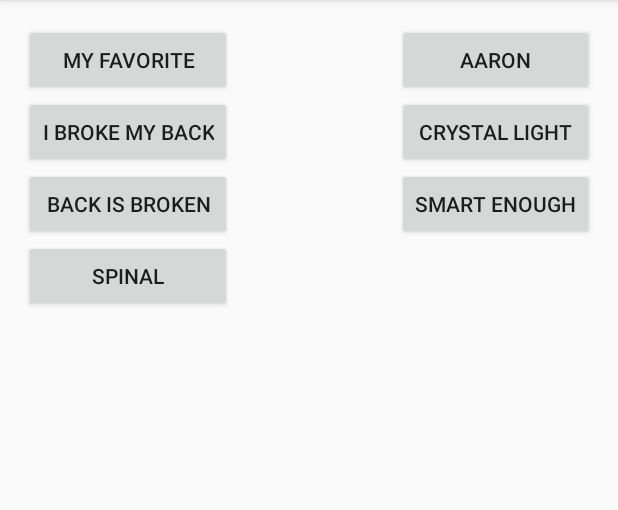
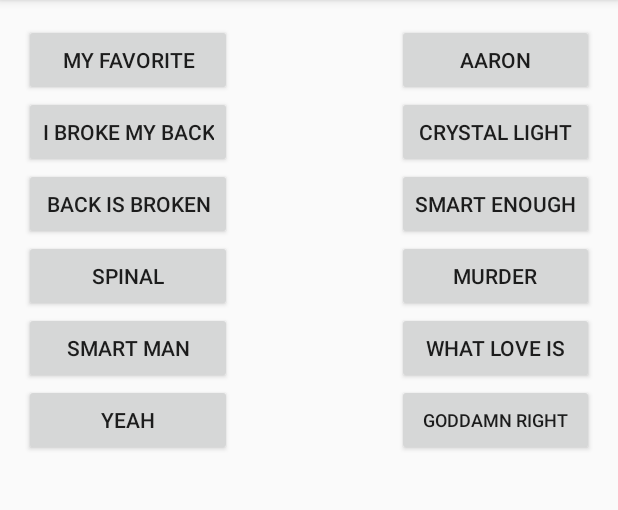
Before and after one commit to Unthrottled/soundbite, an Android app: the screen it shows after launch (MainActivity), after a tap on "AARON", on a phone screen of 412 x 824 dp, the part 84-594 px from its top. Run offline under Robolectric (Android 15) with nearby library versions, the phone set to English and light mode, and no system bars.

Commit message:
More Bites.

```diff
--- a/app/src/main/java/space/cyclic/reference/soundbite/app/MainActivity.java
+++ b/app/src/main/java/space/cyclic/reference/soundbite/app/MainActivity.java
@@ -1,6 +1,5 @@
 package space.cyclic.reference.soundbite.app;
 
-import android.content.Intent;
 import android.media.MediaPlayer;
 import android.os.Bundle;
 import android.support.v4.app.Fragment;
@@ -50,6 +49,11 @@
         crystalLight = MediaPlayer.create(this, R.raw.crystal_light);
         smartEnough = MediaPlayer.create(this, R.raw.smart_enough);
         aaron = MediaPlayer.create(this, R.raw.aaron);
+        murder = MediaPlayer.create(this, R.raw.murder);
+        imNotASmartMan = MediaPlayer.create(this, R.raw.im_not_a_smart_man);
+        butIKnowWhatLoveIs = MediaPlayer.create(this, R.raw.but_i_know_what_love_is);
+        youreGoddamnedRight = MediaPlayer.create(this, R.raw.your_goddamned_right);
+        yeah = MediaPlayer.create(this, R.raw.yeah);
     }
 
     @Override
@@ -169,18 +173,48 @@
 
     MediaPlayer smartEnough;
 
-    public void smartEnough(View view){
+    public void smartEnough(View view) {
         playMedia(smartEnough);
     }
 
     MediaPlayer aaron;
 
-    public void aaron(View view){
+    public void aaron(View view) {
         playMedia(aaron);
     }
 
-    private void playMedia(MediaPlayer mediaPlayer){
-        if (!mediaPlayer.isPlaying()){
+    MediaPlayer murder;
+
+    public void murder(View view) {
+        playMedia(murder);
+    }
+
+    MediaPlayer imNotASmartMan;
+
+    public void imNotASmartMan(View view) {
+        playMedia(imNotASmartMan);
+    }
+
+    MediaPlayer butIKnowWhatLoveIs;
+
+    public void butIKnowWhatLoveIs(View view) {
+        playMedia(butIKnowWhatLoveIs);
+    }
+
+    MediaPlayer youreGoddamnedRight;
+
+    public void youreGoddamnedRight(View view) {
+        playMedia(youreGoddamnedRight);
+    }
+
+    private MediaPlayer yeah;
+
+    public void yeah(View view) {
+        playMedia(yeah);
+    }
+
+    private void playMedia(MediaPlayer mediaPlayer) {
+        if (!mediaPlayer.isPlaying()) {
             mediaPlayer.start();
         }
     }
--- a/app/src/main/res/layout/fragment_main.xml
+++ b/app/src/main/res/layout/fragment_main.xml
@@ -63,5 +63,41 @@
             android:layout_alignTop="@+id/button3"
             android:layout_alignParentRight="true"
             android:layout_alignParentEnd="true" android:onClick="smartEnough"/>
+    <Button
+            android:layout_width="wrap_content"
+            android:layout_height="wrap_content"
+            android:text="Murder"
+            android:id="@+id/button8" android:layout_alignBottom="@+id/button4" android:layout_alignLeft="@+id/button7"
+            android:layout_alignStart="@+id/button7" android:layout_alignParentRight="true"
+            android:layout_alignParentEnd="true" android:onClick="murder"/>
+    <Button
+            android:layout_width="wrap_content"
+            android:layout_height="wrap_content"
+            android:text="Smart Man"
+            android:id="@+id/button9" android:layout_below="@+id/button4" android:layout_alignRight="@+id/button4"
+            android:layout_alignEnd="@+id/button4" android:layout_toRightOf="@+id/section_label"
+            android:layout_toEndOf="@+id/section_label" android:onClick="imNotASmartMan"/>
+    <Button
+            android:layout_width="wrap_content"
+            android:layout_height="wrap_content"
+            android:text="What Love Is"
+            android:id="@+id/button10" android:layout_alignBottom="@+id/button9" android:layout_alignLeft="@+id/button8"
+            android:layout_alignStart="@+id/button8" android:layout_alignParentRight="true"
+            android:layout_alignParentEnd="true" android:onClick="butIKnowWhatLoveIs"/>
+    <Button
+            android:layout_width="wrap_content"
+            android:layout_height="wrap_content"
+            android:text="YEAH"
+            android:id="@+id/button11" android:layout_below="@+id/button9" android:layout_alignRight="@+id/button9"
+            android:layout_alignEnd="@+id/button9" android:layout_toRightOf="@+id/section_label"
+            android:layout_toEndOf="@+id/section_label" android:onClick="yeah" android:singleLine="true"/>
+    <Button
+            android:layout_width="wrap_content"
+            android:layout_height="wrap_content"
+            android:text="Goddamn Right"
+            android:id="@+id/button12" android:layout_alignParentRight="true"
+            android:layout_alignParentEnd="true" android:layout_alignLeft="@+id/button10"
+            android:layout_alignStart="@+id/button10" android:onClick="youreGoddamnedRight"
+            android:layout_below="@+id/button10" android:layout_alignBottom="@+id/button11" android:textSize="12dp"/>
 
 </RelativeLayout>
```
Also changed, not shown: 6 other files.
